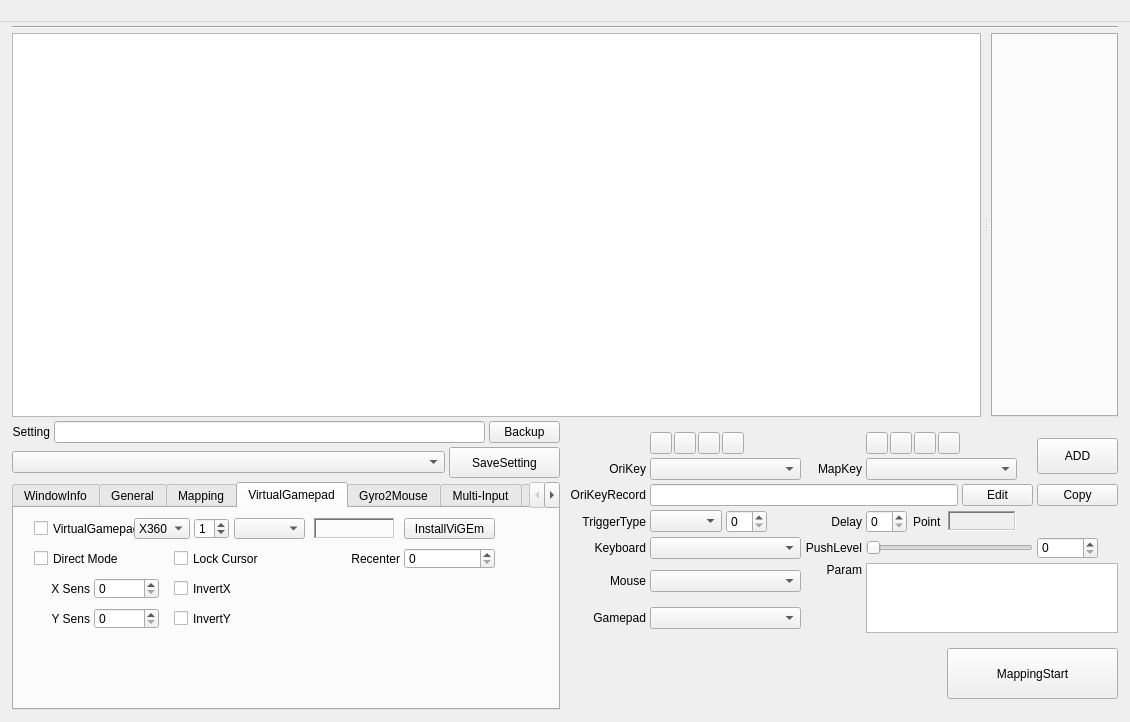
Qt form QKeyMapper/qkeymapper.ui (Zalafina/QKeyMapper) before a commit.
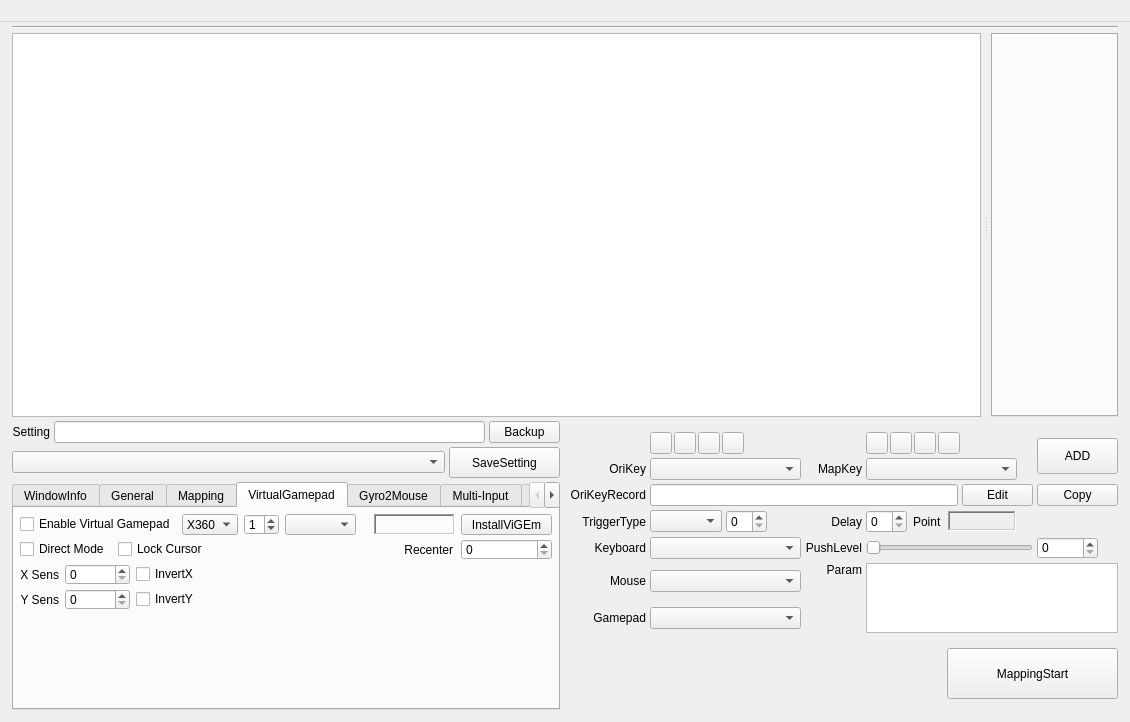
The same form after that commit. The open tabs and pages were chosen to show the change. Custom widgets are drawn as their Qt base class.

Commit message: refactor(ui): modernize virtual gamepad and multi-input tab layouts, auto-expand status labels, and update translations

```diff
--- a/QKeyMapper/qkeymapper.ui
+++ b/QKeyMapper/qkeymapper.ui
@@ -1207,81 +1207,53 @@
              <attribute name="title">
               <string>VirtualGamepad</string>
              </attribute>
-             <widget class="QComboBox" name="virtualGamepadListComboBox">
-              <property name="geometry">
-               <rect>
-                <x>220</x>
-                <y>10</y>
-                <width>71</width>
-                <height>21</height>
-               </rect>
+             <layout class="QVBoxLayout" name="virtualGamepadVerticalLayout">
+              <property name="leftMargin">
+               <number>6</number>
               </property>
-              <property name="focusPolicy">
-               <enum>Qt::FocusPolicy::NoFocus</enum>
+              <property name="topMargin">
+               <number>6</number>
               </property>
-             </widget>
-             <widget class="QCheckBox" name="lockCursorCheckBox">
-              <property name="geometry">
-               <rect>
-                <x>160</x>
-                <y>40</y>
-                <width>121</width>
-                <height>21</height>
-               </rect>
+              <property name="rightMargin">
+               <number>6</number>
               </property>
-              <property name="focusPolicy">
-               <enum>Qt::FocusPolicy::NoFocus</enum>
+              <property name="bottomMargin">
+               <number>6</number>
               </property>
-              <property name="text">
-               <string>Lock Cursor</string>
+              <property name="spacing">
+               <number>4</number>
               </property>
-              <property name="checked">
-               <bool>false</bool>
-              </property>
-             </widget>
+              <item>
+               <layout class="QHBoxLayout" name="vGamepadRow0Layout">
+                <property name="spacing">
+                 <number>6</number>
+                </property>
+                <item>
              <widget class="QCheckBox" name="enableVirtualJoystickCheckBox">
-              <property name="geometry">
-               <rect>
-                <x>20</x>
-                <y>10</y>
-                <width>121</width>
-                <height>21</height>
-               </rect>
-              </property>
               <property name="focusPolicy">
                <enum>Qt::FocusPolicy::NoFocus</enum>
               </property>
               <property name="text">
-               <string>VirtualGamepad</string>
+                   <string>Enable Virtual Gamepad</string>
               </property>
               <property name="checked">
                <bool>false</bool>
               </property>
              </widget>
-             <widget class="QSpinBox" name="virtualGamepadNumberSpinBox">
-              <property name="geometry">
-               <rect>
-                <x>180</x>
-                <y>10</y>
-                <width>35</width>
-                <height>21</height>
-               </rect>
-              </property>
-              <property name="focusPolicy">
-               <enum>Qt::FocusPolicy::NoFocus</enum>
-              </property>
-              <property name="value">
-               <number>1</number>
-              </property>
-             </widget>
+                </item>
+                <item>
              <widget class="QComboBox" name="virtualGamepadTypeComboBox">
-              <property name="geometry">
-               <rect>
-                <x>120</x>
-                <y>10</y>
+                  <property name="minimumSize">
+                   <size>
                 <width>56</width>
                 <height>21</height>
-               </rect>
+                   </size>
+                  </property>
+                  <property name="maximumSize">
+                   <size>
+                    <width>56</width>
+                    <height>21</height>
+                   </size>
               </property>
               <property name="focusPolicy">
                <enum>Qt::FocusPolicy::NoFocus</enum>
@@ -1303,14 +1275,111 @@
                </property>
               </item>
              </widget>
+                </item>
+                <item>
+                 <widget class="QSpinBox" name="virtualGamepadNumberSpinBox">
+                  <property name="minimumSize">
+                   <size>
+                    <width>35</width>
+                    <height>21</height>
+                   </size>
+                  </property>
+                  <property name="maximumSize">
+                   <size>
+                    <width>35</width>
+                    <height>21</height>
+                   </size>
+                  </property>
+                  <property name="focusPolicy">
+                   <enum>Qt::FocusPolicy::NoFocus</enum>
+                  </property>
+                  <property name="value">
+                   <number>1</number>
+                  </property>
+                 </widget>
+                </item>
+                <item>
+                 <widget class="QComboBox" name="virtualGamepadListComboBox">
+                  <property name="minimumSize">
+                   <size>
+                    <width>71</width>
+                    <height>21</height>
+                   </size>
+                  </property>
+                  <property name="maximumSize">
+                   <size>
+                    <width>71</width>
+                    <height>21</height>
+                   </size>
+                  </property>
+                  <property name="focusPolicy">
+                   <enum>Qt::FocusPolicy::NoFocus</enum>
+                  </property>
+                 </widget>
+                </item>
+                <item>
+                 <spacer name="spacer_vgamepad_row0">
+                  <property name="orientation">
+                   <enum>Qt::Orientation::Horizontal</enum>
+                  </property>
+                  <property name="sizeType">
+                   <enum>QSizePolicy::Policy::Expanding</enum>
+                  </property>
+                  <property name="sizeHint">
+                   <size>
+                    <width>20</width>
+                    <height>20</height>
+                   </size>
+                  </property>
+                 </spacer>
+                </item>
+                <item>
+                 <widget class="QLabel" name="ViGEmBusStatusLabel">
+                  <property name="sizePolicy">
+                   <sizepolicy hsizetype="Preferred" vsizetype="Fixed">
+                    <horstretch>0</horstretch>
+                    <verstretch>0</verstretch>
+                   </sizepolicy>
+                  </property>
+                  <property name="minimumSize">
+                   <size>
+                    <width>81</width>
+                    <height>21</height>
+                   </size>
+                  </property>
+                  <property name="maximumSize">
+                   <size>
+                    <width>16777215</width>
+                    <height>21</height>
+                   </size>
+                  </property>
+                  <property name="frameShape">
+                   <enum>QFrame::Shape::WinPanel</enum>
+                  </property>
+                  <property name="frameShadow">
+                   <enum>QFrame::Shadow::Sunken</enum>
+                  </property>
+                  <property name="text">
+                   <string/>
+                  </property>
+                  <property name="alignment">
+                   <set>Qt::AlignmentFlag::AlignCenter</set>
+                  </property>
+                 </widget>
+                </item>
+                <item>
              <widget class="QPushButton" name="installViGEmBusButton">
-              <property name="geometry">
-               <rect>
-                <x>390</x>
-                <y>10</y>
+                  <property name="minimumSize">
+                   <size>
                 <width>91</width>
                 <height>21</height>
-               </rect>
+                   </size>
+                  </property>
+                  <property name="maximumSize">
+                   <size>
+                    <width>91</width>
+                    <height>21</height>
+                   </size>
               </property>
               <property name="focusPolicy">
                <enum>Qt::FocusPolicy::NoFocus</enum>
@@ -1322,124 +1391,16 @@
                <bool>false</bool>
               </property>
              </widget>
-             <widget class="QSpinBox" name="vJoyXSensSpinBox">
-              <property name="geometry">
-               <rect>
-                <x>80</x>
-                <y>70</y>
-                <width>65</width>
-                <height>21</height>
-               </rect>
-              </property>
-              <property name="focusPolicy">
-               <enum>Qt::FocusPolicy::ClickFocus</enum>
-              </property>
-             </widget>
-             <widget class="QLabel" name="ViGEmBusStatusLabel">
-              <property name="geometry">
-               <rect>
-                <x>300</x>
-                <y>10</y>
-                <width>81</width>
-                <height>21</height>
-               </rect>
-              </property>
-              <property name="frameShape">
-               <enum>QFrame::Shape::WinPanel</enum>
-              </property>
-              <property name="frameShadow">
-               <enum>QFrame::Shadow::Sunken</enum>
-              </property>
-              <property name="text">
-               <string />
-              </property>
-              <property name="alignment">
-               <set>Qt::AlignmentFlag::AlignCenter</set>
-              </property>
-             </widget>
-             <widget class="QSpinBox" name="vJoyYSensSpinBox">
-              <property name="geometry">
-               <rect>
-                <x>80</x>
-                <y>100</y>
-                <width>65</width>
-                <height>21</height>
-               </rect>
-              </property>
-              <property name="focusPolicy">
-               <enum>Qt::FocusPolicy::ClickFocus</enum>
-              </property>
-             </widget>
-             <widget class="QLabel" name="vJoyYSensLabel">
-              <property name="geometry">
-               <rect>
-                <x>15</x>
-                <y>100</y>
-                <width>61</width>
-                <height>21</height>
-               </rect>
-              </property>
-              <property name="text">
-               <string>Y Sens</string>
-              </property>
-              <property name="alignment">
-               <set>Qt::AlignmentFlag::AlignRight|Qt::AlignmentFlag::AlignTrailing|Qt::AlignmentFlag::AlignVCenter</set>
-              </property>
-             </widget>
-             <widget class="QLabel" name="vJoyXSensLabel">
-              <property name="geometry">
-               <rect>
-                <x>15</x>
-                <y>70</y>
-                <width>61</width>
-                <height>21</height>
-               </rect>
-              </property>
-              <property name="text">
-               <string>X Sens</string>
-              </property>
-              <property name="alignment">
-               <set>Qt::AlignmentFlag::AlignRight|Qt::AlignmentFlag::AlignTrailing|Qt::AlignmentFlag::AlignVCenter</set>
-              </property>
-             </widget>
-             <widget class="QSpinBox" name="vJoyRecenterSpinBox">
-              <property name="geometry">
-               <rect>
-                <x>390</x>
-                <y>40</y>
-                <width>91</width>
-                <height>21</height>
-               </rect>
-              </property>
-              <property name="focusPolicy">
-               <enum>Qt::FocusPolicy::ClickFocus</enum>
-              </property>
-             </widget>
-             <widget class="QLabel" name="vJoyRecenterLabel">
-              <property name="geometry">
-               <rect>
-                <x>315</x>
-                <y>40</y>
-                <width>71</width>
-                <height>21</height>
-               </rect>
-              </property>
-              <property name="text">
-               <string>Recenter</string>
-              </property>
-              <property name="alignment">
-               <set>Qt::AlignmentFlag::AlignRight|Qt::AlignmentFlag::AlignTrailing|Qt::AlignmentFlag::AlignVCenter</set>
-              </property>
-             </widget>
+                </item>
+               </layout>
+              </item>
+              <item>
+               <layout class="QHBoxLayout" name="vGamepadRow1Layout">
+                <property name="spacing">
+                 <number>8</number>
+                </property>
+                <item>
              <widget class="QCheckBox" name="directModeCheckBox">
-              <property name="geometry">
-               <rect>
-                <x>20</x>
-                <y>40</y>
-                <width>121</width>
-                <height>21</height>
-               </rect>
-              </property>
               <property name="focusPolicy">
                <enum>Qt::FocusPolicy::NoFocus</enum>
               </property>
@@ -1450,15 +1411,106 @@
                <bool>false</bool>
               </property>
              </widget>
+                </item>
+                <item>
+                 <widget class="QCheckBox" name="lockCursorCheckBox">
+                  <property name="focusPolicy">
+                   <enum>Qt::FocusPolicy::NoFocus</enum>
+                  </property>
+                  <property name="text">
+                   <string>Lock Cursor</string>
+                  </property>
+                  <property name="checked">
+                   <bool>false</bool>
+                  </property>
+                 </widget>
+                </item>
+                <item>
+                 <spacer name="spacer_vgamepad_row1">
+                  <property name="orientation">
+                   <enum>Qt::Orientation::Horizontal</enum>
+                  </property>
+                  <property name="sizeType">
+                   <enum>QSizePolicy::Policy::Expanding</enum>
+                  </property>
+                  <property name="sizeHint">
+                   <size>
+                    <width>20</width>
+                    <height>20</height>
+                   </size>
+                  </property>
+                 </spacer>
+                </item>
+                <item>
+                 <widget class="QLabel" name="vJoyRecenterLabel">
+                  <property name="text">
+                   <string>Recenter</string>
+                  </property>
+                  <property name="alignment">
+                   <set>Qt::AlignmentFlag::AlignRight|Qt::AlignmentFlag::AlignTrailing|Qt::AlignmentFlag::AlignVCenter</set>
+                  </property>
+                 </widget>
+                </item>
+                <item>
+                 <widget class="QSpinBox" name="vJoyRecenterSpinBox">
+                  <property name="minimumSize">
+                   <size>
+                    <width>91</width>
+                    <height>21</height>
+                   </size>
+                  </property>
+                  <property name="maximumSize">
+                   <size>
+                    <width>91</width>
+                    <height>21</height>
+                   </size>
+                  </property>
+                  <property name="focusPolicy">
+                   <enum>Qt::FocusPolicy::ClickFocus</enum>
+                  </property>
+                 </widget>
+                </item>
+               </layout>
+              </item>
+              <item>
+               <layout class="QGridLayout" name="vGamepadSensGridLayout">
+                <property name="horizontalSpacing">
+                 <number>6</number>
+                </property>
+                <property name="verticalSpacing">
+                 <number>4</number>
+                </property>
+                <item row="0" column="0">
+                 <widget class="QLabel" name="vJoyXSensLabel">
+                  <property name="text">
+                   <string>X Sens</string>
+                  </property>
+                  <property name="alignment">
+                   <set>Qt::AlignmentFlag::AlignRight|Qt::AlignmentFlag::AlignTrailing|Qt::AlignmentFlag::AlignVCenter</set>
+                  </property>
+                 </widget>
+                </item>
+                <item row="0" column="1">
+                 <widget class="QSpinBox" name="vJoyXSensSpinBox">
+                  <property name="minimumSize">
+                   <size>
+                    <width>65</width>
+                    <height>21</height>
+                   </size>
+                  </property>
+                  <property name="maximumSize">
+                   <size>
+                    <width>65</width>
+                    <height>21</height>
+                   </size>
+                  </property>
+                  <property name="focusPolicy">
+                   <enum>Qt::FocusPolicy::ClickFocus</enum>
+                  </property>
+                 </widget>
+                </item>
+                <item row="0" column="2">
              <widget class="QCheckBox" name="vJoyInvertXCheckBox">
-              <property name="geometry">
-               <rect>
-                <x>160</x>
-                <y>70</y>
-                <width>81</width>
-                <height>21</height>
-               </rect>
-              </property>
               <property name="focusPolicy">
                <enum>Qt::FocusPolicy::NoFocus</enum>
               </property>
@@ -1469,15 +1521,54 @@
                <bool>false</bool>
               </property>
              </widget>
+                </item>
+                <item row="0" column="3">
+                 <spacer name="spacer_sens_row0">
+                  <property name="orientation">
+                   <enum>Qt::Orientation::Horizontal</enum>
+                  </property>
+                  <property name="sizeType">
+                   <enum>QSizePolicy::Policy::Expanding</enum>
+                  </property>
+                  <property name="sizeHint">
+                   <size>
+                    <width>20</width>
+                    <height>20</height>
+                   </size>
+                  </property>
+                 </spacer>
+                </item>
+                <item row="1" column="0">
+                 <widget class="QLabel" name="vJoyYSensLabel">
+                  <property name="text">
+                   <string>Y Sens</string>
+                  </property>
+                  <property name="alignment">
+                   <set>Qt::AlignmentFlag::AlignRight|Qt::AlignmentFlag::AlignTrailing|Qt::AlignmentFlag::AlignVCenter</set>
+                  </property>
+                 </widget>
+                </item>
+                <item row="1" column="1">
+                 <widget class="QSpinBox" name="vJoyYSensSpinBox">
+                  <property name="minimumSize">
+                   <size>
+                    <width>65</width>
+                    <height>21</height>
+                   </size>
+                  </property>
+                  <property name="maximumSize">
+                   <size>
+                    <width>65</width>
+                    <height>21</height>
+                   </size>
+                  </property>
+                  <property name="focusPolicy">
+                   <enum>Qt::FocusPolicy::ClickFocus</enum>
+                  </property>
+                 </widget>
+                </item>
+                <item row="1" column="2">
              <widget class="QCheckBox" name="vJoyInvertYCheckBox">
-              <property name="geometry">
-               <rect>
-                <x>160</x>
-                <y>100</y>
-                <width>81</width>
-                <height>21</height>
-               </rect>
-              </property>
               <property name="focusPolicy">
                <enum>Qt::FocusPolicy::NoFocus</enum>
               </property>
@@ -1488,6 +1579,42 @@
                <bool>false</bool>
               </property>
              </widget>
+                </item>
+                <item row="1" column="3">
+                 <spacer name="spacer_sens_row1">
+                  <property name="orientation">
+                   <enum>Qt::Orientation::Horizontal</enum>
+                  </property>
+                  <property name="sizeType">
+                   <enum>QSizePolicy::Policy::Expanding</enum>
+                  </property>
+                  <property name="sizeHint">
+                   <size>
+                    <width>20</width>
+                    <height>20</height>
+                   </size>
+                  </property>
+                 </spacer>
+                </item>
+               </layout>
+              </item>
+              <item>
+               <spacer name="spacer_vgamepad_v">
+                <property name="orientation">
+                 <enum>Qt::Orientation::Vertical</enum>
+                </property>
+                <property name="sizeType">
+                 <enum>QSizePolicy::Policy::Expanding</enum>
+                </property>
+                <property name="sizeHint">
+                 <size>
+                  <width>20</width>
+                  <height>10</height>
+                 </size>
+                </property>
+               </spacer>
+              </item>
+             </layout>
             </widget>
             <widget class="QWidget" name="gyro2mouse">
              <attribute name="title">
```
Left out of the diff: 201 changed lines with no effect on the pictures. Lines whose indentation alone changed are shown as unchanged. The commit also changes 7 other files.
